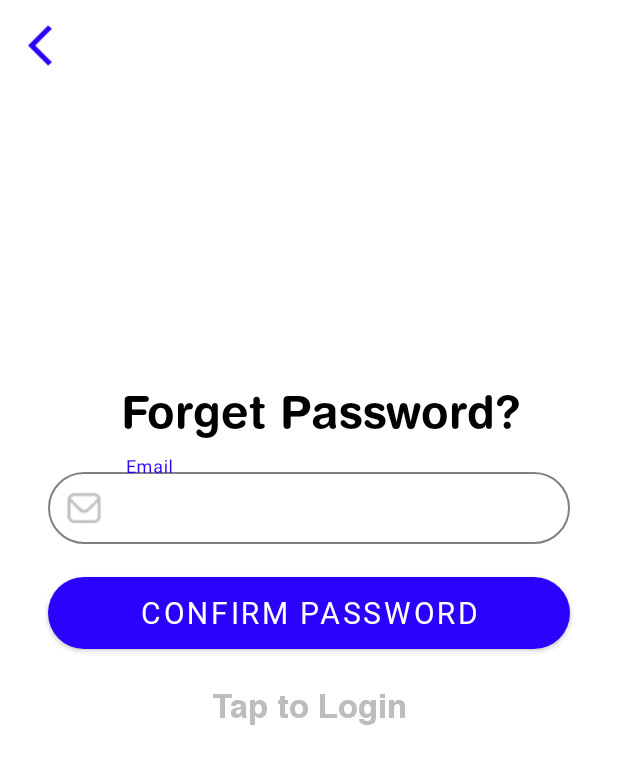
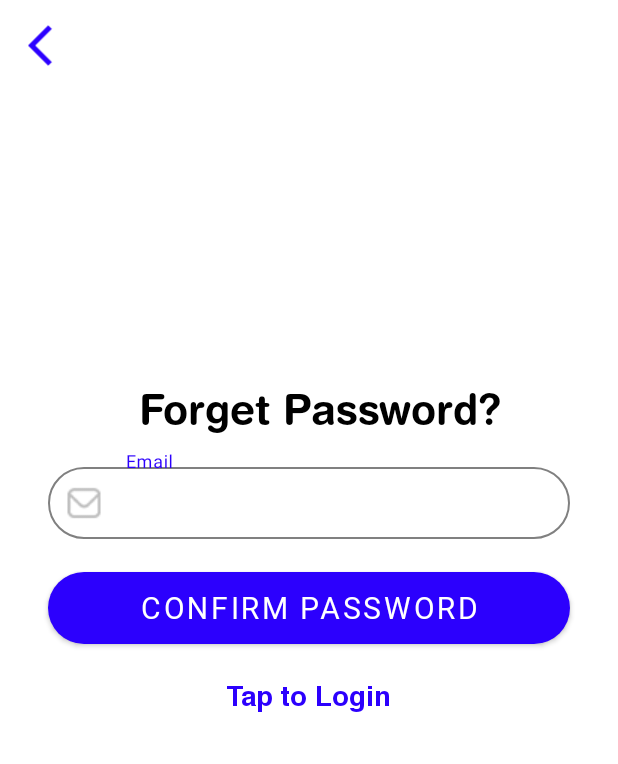
Before and after one commit to MinaEliaa/TextDetector, an Android app: the screen it shows after launch (ForgetPassword), after a tap on "Forget Password?", on a phone screen of 412 x 824 dp. Shown: the top 764 px of the screen. Run offline under Robolectric (Android 15) with nearby library versions, the phone set to English and light mode, and no system bars; our stand-ins replace Firebase (no records; nobody signed in at launch, a user with empty details on screens opened directly); 1 other tap on this screen came first.

Commit message:
update design and the endicon of password wil apear after write text in it only (onTextChanged)

```diff
--- a/app/src/main/java/com/example/textdetector/ui/login/LoginActivity.java
+++ b/app/src/main/java/com/example/textdetector/ui/login/LoginActivity.java
@@ -2,6 +2,8 @@ package com.example.textdetector.ui.login;
 
 import android.content.Intent;
 import android.os.Bundle;
+import android.text.Editable;
+import android.text.TextWatcher;
 import android.view.LayoutInflater;
 import android.view.View;
 import android.widget.Button;
@@ -19,6 +21,7 @@ import com.example.textdetector.ui.home.HomeActivity;
 import com.example.textdetector.ui.signup.CreateAccount;
 import com.google.android.gms.tasks.OnCompleteListener;
 import com.google.android.gms.tasks.Task;
+import com.google.android.material.textfield.TextInputLayout;
 import com.google.firebase.auth.AuthResult;
 import com.google.firebase.auth.FirebaseAuth;
 import com.google.firebase.auth.FirebaseUser;
@@ -44,10 +47,33 @@ public class LoginActivity extends AppCompatActivity {
         signUpBtn = findViewById(R.id.SignUp);
         forgetPasswordBtn = findViewById(R.id.forget_password);
         loginBtn = findViewById(R.id.login_Button);
-
         inputEmail = (EditText) findViewById(R.id.et_email_login);
         inputPassword = (EditText) findViewById(R.id.et_password_login);
+
         mAuth = FirebaseAuth.getInstance();
+        // Hide password toggle icon by default
+        TextInputLayout passwordInput = findViewById(R.id.Password_Input);
+        passwordInput.setEndIconVisible(false);
+
+        // Show password toggle icon when password text is entered
+        inputPassword.addTextChangedListener(new TextWatcher() {
+            @Override
+            public void beforeTextChanged(CharSequence s, int start, int count, int after) {
+            }
+
+            @Override
+            public void onTextChanged(CharSequence s, int start, int before, int count) {
+                if (s.length() > 0) {
+                    passwordInput.setEndIconVisible(true);
+                } else {
+                    passwordInput.setEndIconVisible(false);
+                }
+            }
+
+            @Override
+            public void afterTextChanged(Editable s) {
+            }
+        });
 
 
         loginBtn.setOnClickListener(new View.OnClickListener() {
@@ -129,4 +155,5 @@ public class LoginActivity extends AppCompatActivity {
     }
 
 
+
 }
--- a/app/src/main/res/layout/activity_create_account.xml
+++ b/app/src/main/res/layout/activity_create_account.xml
@@ -59,7 +59,7 @@
             android:text="Sign up"
             android:layout_marginTop="50dp"
             android:textColor="@color/black"
-            android:textSize="30sp"
+            android:textSize="27sp"
             app:layout_constraintStart_toStartOf="@id/UserName_Input"
             app:layout_constraintTop_toTopOf="parent"
             tools:ignore="HardcodedText" />
--- a/app/src/main/res/layout/activity_forget_password.xml
+++ b/app/src/main/res/layout/activity_forget_password.xml
@@ -52,7 +52,7 @@
             app:layout_constraintEnd_toEndOf="parent"
             android:text="Forget Password?"
             android:textColor="@color/black"
-            android:textSize="30sp"
+            android:textSize="27sp"
             android:layout_marginStart="15dp"
             app:layout_constraintStart_toStartOf="parent"
             app:layout_constraintTop_toTopOf="parent"
@@ -80,7 +80,7 @@
 
             >
 
-            <com.google.android.material.textfield.TextInputEditText
+            <EditText
                 android:layout_width="match_parent"
                 android:layout_height="wrap_content"
                 android:background="@drawable/rounder_bourder"
@@ -118,8 +118,8 @@
             android:layout_marginTop="20dp"
             android:fontFamily="@font/helvetica_bold"
             android:text="Tap to Login"
-            android:textColor="@color/greylight"
-            android:textSize="22sp"
+            android:textColor="@color/blue"
+            android:textSize="18sp"
             app:layout_constraintEnd_toEndOf="parent"
             app:layout_constraintStart_toStartOf="parent"
             app:layout_constraintTop_toBottomOf="@+id/confirm_button"
--- a/app/src/main/res/layout/activity_login.xml
+++ b/app/src/main/res/layout/activity_login.xml
@@ -37,7 +37,7 @@
         android:paddingTop="80dp"
             android:text="Log In"
         android:textColor="@color/black"
-        android:textSize="30sp"
+        android:textSize="27sp"
         app:layout_constraintStart_toStartOf="@+id/Email_Input"
         app:layout_constraintTop_toBottomOf="@id/TextDetector_Label"
         tools:ignore="HardcodedText" />
```
Also changed, not shown: app/src/main/java/com/example/textdetector/ui/signup/CreateAccount.java (+52 -0 lines).
